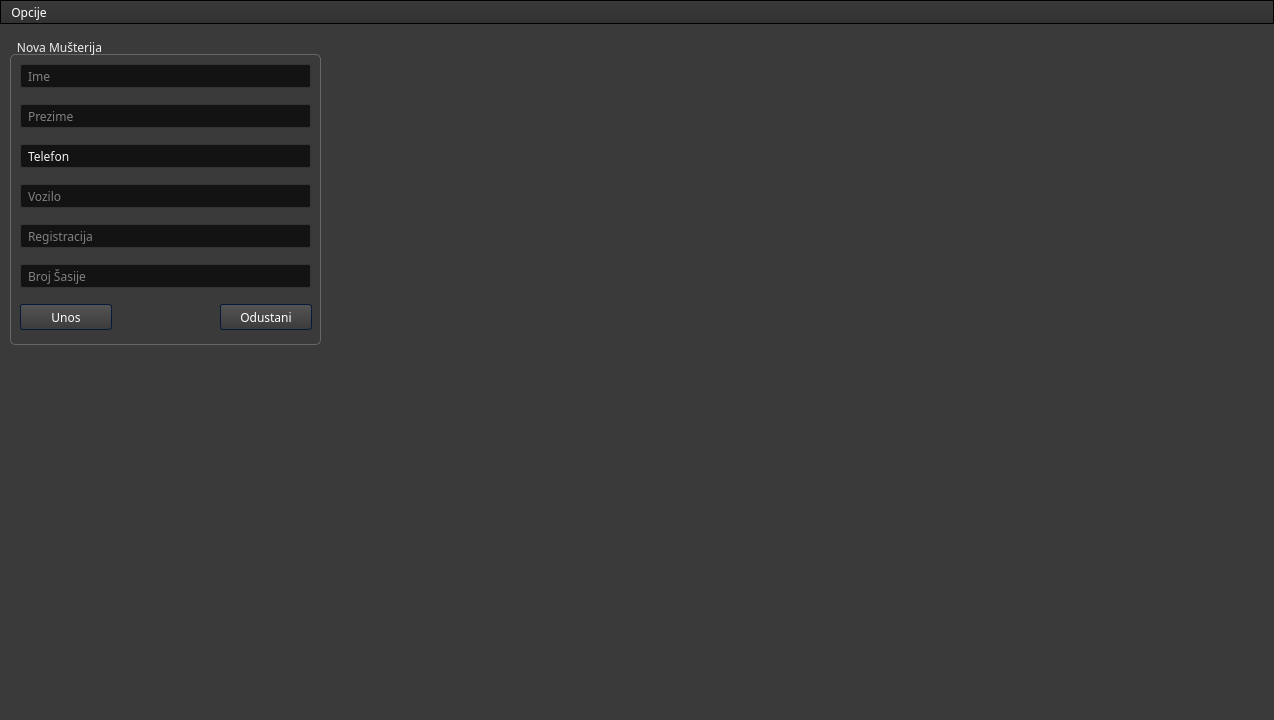
Before: the Qt Designer form untitled.ui in 4ntim4tter/Budget-Flow, drawn with Qt 5.
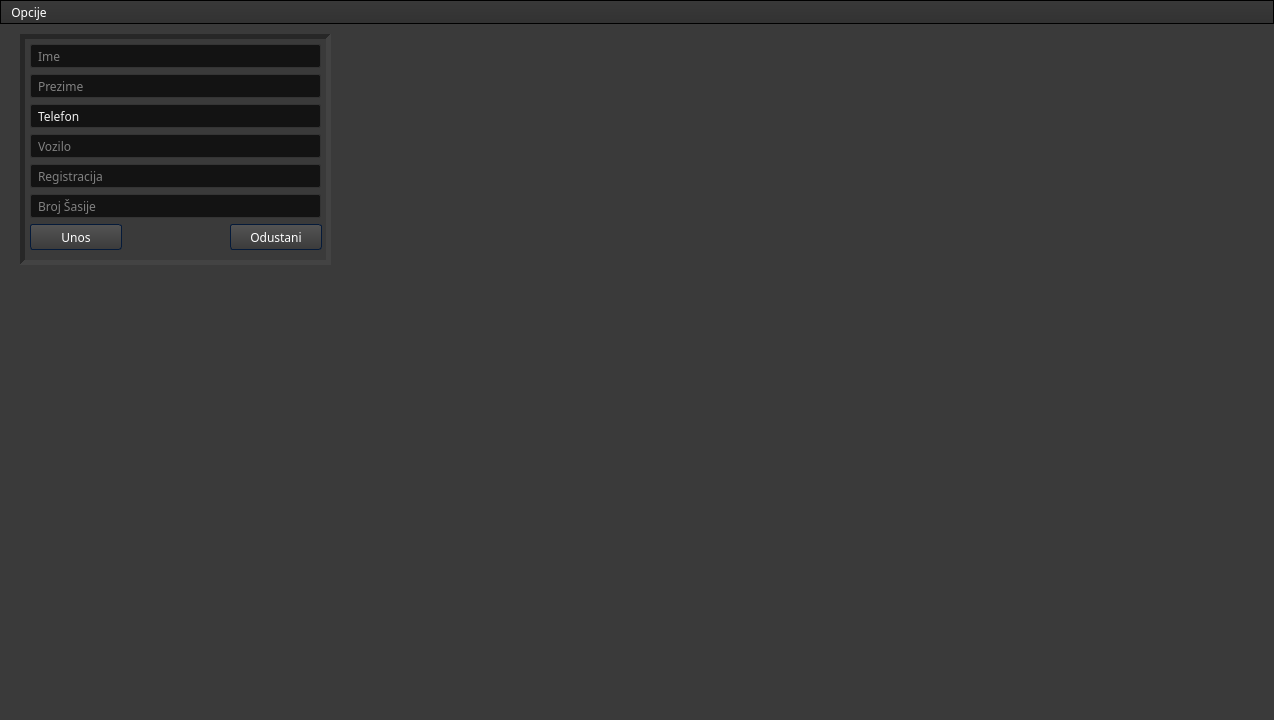
After: the same form once the commit is applied. Icons and pictures are not drawn.

Commit message: button functionality

```diff
--- a/untitled.ui
+++ b/untitled.ui
@@ -1012,13 +1012,13 @@
 </string>
   </property>
   <widget class="QWidget" name="centralwidget">
-   <widget class="QGroupBox" name="customer_entry_box">
+   <widget class="QFrame" name="customer_entry_box">
     <property name="geometry">
      <rect>
-      <x>10</x>
+      <x>20</x>
       <y>10</y>
       <width>311</width>
-      <height>311</height>
+      <height>231</height>
      </rect>
     </property>
     <property name="sizeIncrement">
@@ -1039,23 +1039,23 @@
       <pointsize>9</pointsize>
      </font>
     </property>
-    <property name="title">
-     <string>Nova Mušterija</string>
+    <property name="frameShape">
+     <enum>QFrame::Panel</enum>
     </property>
-    <property name="alignment">
-     <set>Qt::AlignLeading|Qt::AlignLeft|Qt::AlignVCenter</set>
+    <property name="frameShadow">
+     <enum>QFrame::Sunken</enum>
     </property>
-    <property name="flat">
-     <bool>false</bool>
+    <property name="lineWidth">
+     <number>5</number>
     </property>
-    <property name="checkable">
-     <bool>false</bool>
+    <property name="midLineWidth">
+     <number>5</number>
     </property>
     <widget class="QLineEdit" name="add_customer_name">
      <property name="geometry">
       <rect>
        <x>10</x>
-       <y>30</y>
+       <y>10</y>
        <width>291</width>
        <height>24</height>
       </rect>
@@ -1074,7 +1074,7 @@
      <property name="geometry">
       <rect>
        <x>10</x>
-       <y>70</y>
+       <y>40</y>
        <width>291</width>
        <height>24</height>
       </rect>
@@ -1093,7 +1093,7 @@
      <property name="geometry">
       <rect>
        <x>10</x>
-       <y>150</y>
+       <y>100</y>
        <width>291</width>
        <height>24</height>
       </rect>
@@ -1115,7 +1115,7 @@
      <property name="geometry">
       <rect>
        <x>10</x>
-       <y>190</y>
+       <y>130</y>
        <width>291</width>
        <height>24</height>
       </rect>
@@ -1140,7 +1140,7 @@
      <property name="geometry">
       <rect>
        <x>10</x>
-       <y>230</y>
+       <y>160</y>
        <width>291</width>
        <height>24</height>
       </rect>
@@ -1165,7 +1165,7 @@
      <property name="geometry">
       <rect>
        <x>10</x>
-       <y>270</y>
+       <y>190</y>
        <width>92</width>
        <height>26</height>
       </rect>
@@ -1184,7 +1184,7 @@
      <property name="geometry">
       <rect>
        <x>210</x>
-       <y>270</y>
+       <y>190</y>
        <width>92</width>
        <height>26</height>
       </rect>
@@ -1203,7 +1203,7 @@
      <property name="geometry">
       <rect>
        <x>10</x>
-       <y>110</y>
+       <y>70</y>
        <width>291</width>
        <height>24</height>
       </rect>
```
The commit also changes 4 other files.
